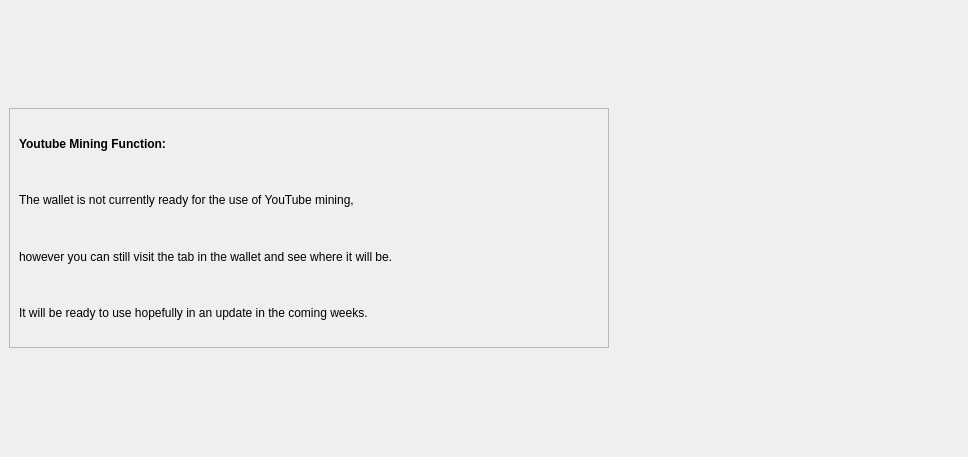
The window that src/qt/forms/governancepage.ui (smartinsider/cryptoyen-classic) describes before a commit, drawn with Qt 5.
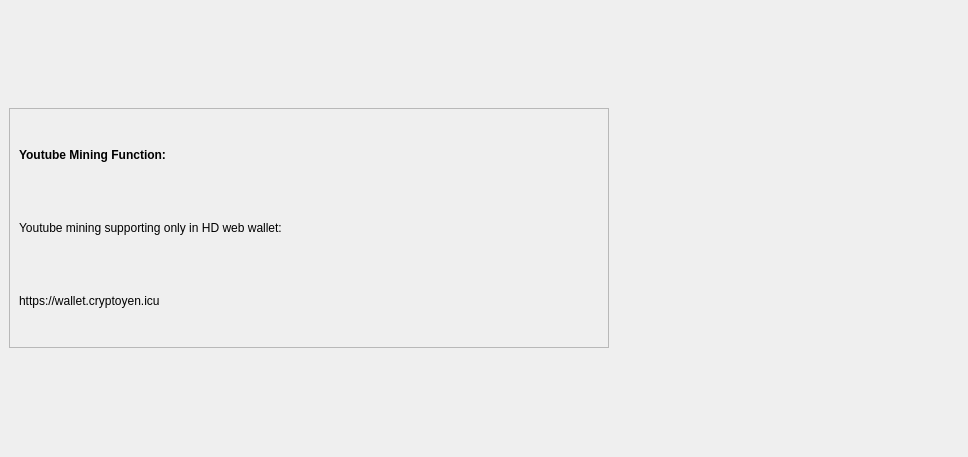
The same window after the commit.

Patch:
```diff
--- a/src/qt/forms/governancepage.ui
+++ b/src/qt/forms/governancepage.ui
@@ -84,7 +84,7 @@
 					 </size>
 					</property>
                   <property name="text">
-                   <string>The wallet is not currently ready for the use of YouTube mining,</string>
+                   <string>Youtube mining supporting only in HD web wallet:</string>
                   </property>
                  </widget>
                 </item>
@@ -92,14 +92,7 @@
 					
                  <widget class="QLabel" name="YtmL3">
                   <property name="text">
-                   <string>however you can still visit the tab in the wallet and see where it will be. </string>
-                  </property>
-                 </widget>
-                </item>
-                <item row="3" column="0">
-                 <widget class="QLabel" name="YtmL4">
-                  <property name="text">
-                   <string>It will be ready to use hopefully in an update in the coming weeks.</string>
+                   <string>https://wallet.cryptoyen.icu</string>
                   </property>
                  </widget>
                 </item>
```
